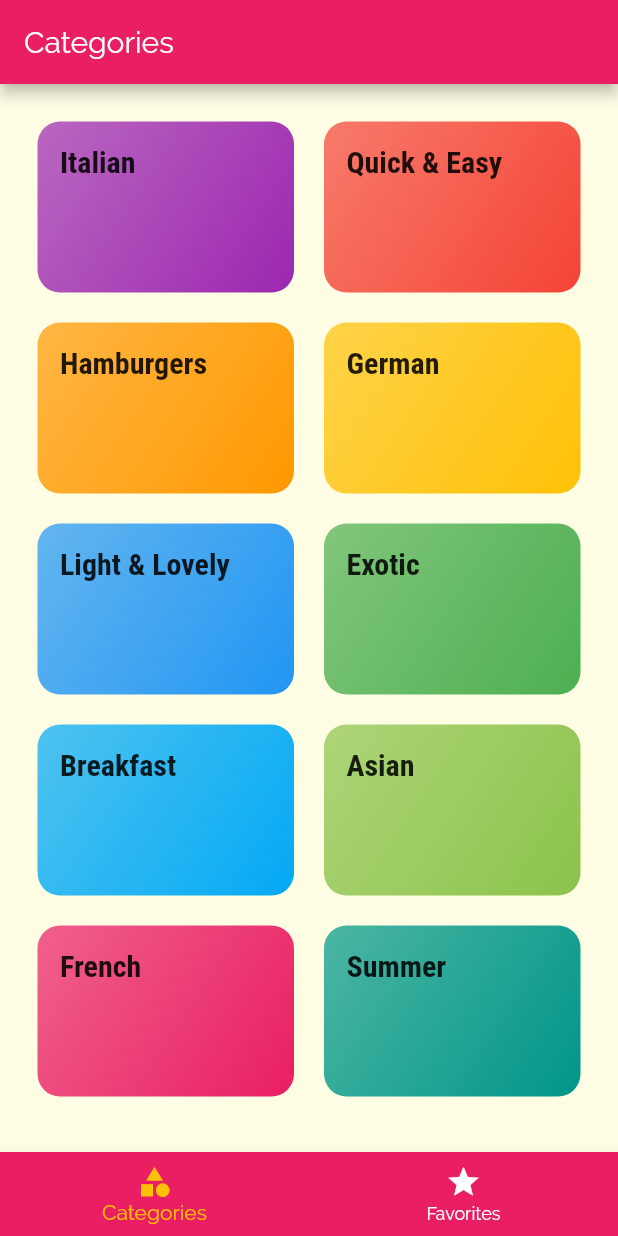
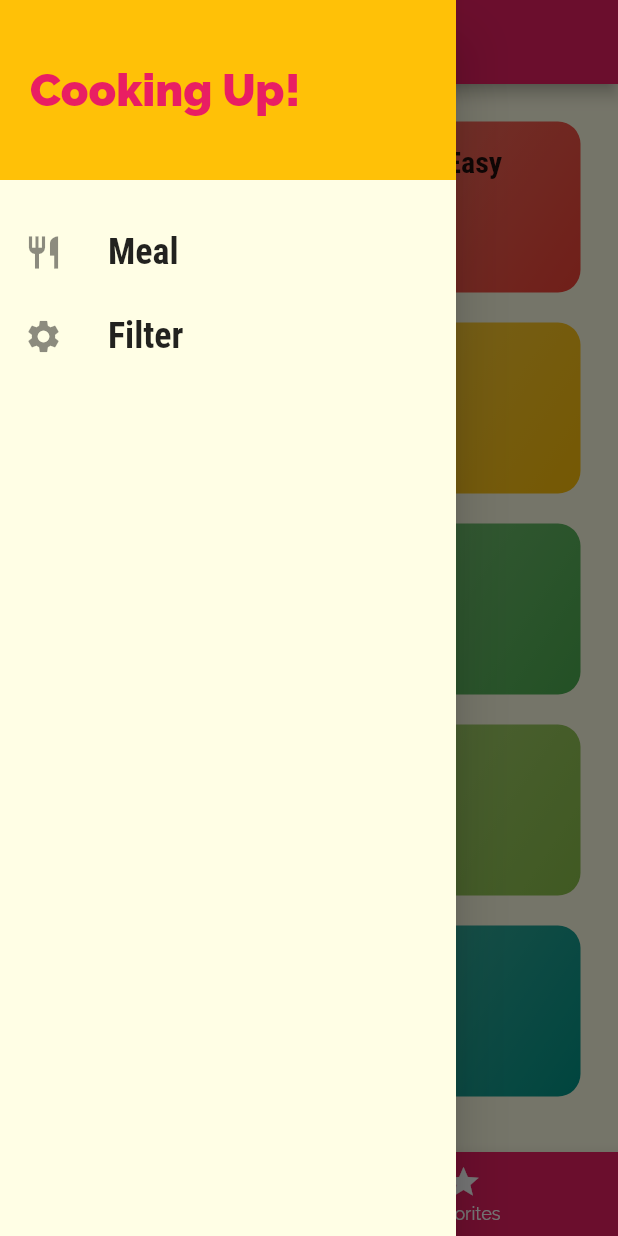
Before and after one commit to apramodya/flutter-meal-app, a Flutter app: the screen it shows after launch, with the side drawer open (before the commit the screen has no drawer), on a phone screen of 412 x 824 dp. Run offline on Flutter 3.47's test engine with Material 2 defaults, Android fonts, the phone set to English and light mode, and no system bars.

Commit message:
add custom drawer

```diff
--- a/meal_app/lib/screens/tab_screen.dart
+++ b/meal_app/lib/screens/tab_screen.dart
@@ -1,5 +1,6 @@
 import 'package:flutter/material.dart';
 
+import '../widgets/main_drawer.dart';
 import 'categories_screen.dart';
 import 'favorites_screen.dart';
 
@@ -28,6 +29,7 @@ class _TabsScreenState extends State<TabsScreen> {
       appBar: AppBar(
         title: Text(_pages[_selectedPageIndex]['title']),
       ),
+      drawer: MainDrawer(),
       body: (_pages[_selectedPageIndex]['page']),
       bottomNavigationBar: BottomNavigationBar(
         onTap: _selectPage,
--- /dev/null
+++ b/meal_app/lib/widgets/main_drawer.dart
@@ -0,0 +1,50 @@
+import 'package:flutter/material.dart';
+
+class MainDrawer extends StatelessWidget {
+  Widget buildListTile(String title, IconData icon ) {
+    return ListTile(
+      leading: Icon(
+        icon,
+        size: 26,
+      ),
+      title: Text(
+        title,
+        style: TextStyle(
+          fontFamily: 'RobotoCondensed',
+          fontSize: 24,
+          fontWeight: FontWeight.bold,
+        ),
+      ),
+      onTap: () {},
+    );
+  }
+
+  @override
+  Widget build(BuildContext context) {
+    final theme = Theme.of(context);
+    return Drawer(
+      child: Column(
+        children: <Widget>[
+          Container(
+            height: 120,
+            width: double.infinity,
+            padding: EdgeInsets.all(20),
+            alignment: Alignment.centerLeft,
+            color: theme.accentColor,
+            child: Text(
+              'Cooking Up! ',
+              style: TextStyle(
+                fontWeight: FontWeight.w900,
+                fontSize: 30,
+                color: theme.primaryColor,
+              ),
+            ),
+          ),
+          SizedBox(height: 20),
+          buildListTile('Meal', Icons.restaurant),
+          buildListTile('Filter', Icons.settings),
+        ],
+      ),
+    );
+  }
+}
```
